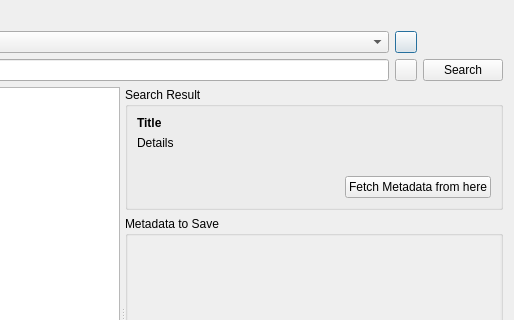
This is src/fetcherdialog.ui in KDE/nepomuk-webminer as Qt 5 draws it before an edit; both pictures show x 352 to 866 and y 0 to 320 of the 866 by 604 pixel window. The edited form follows.
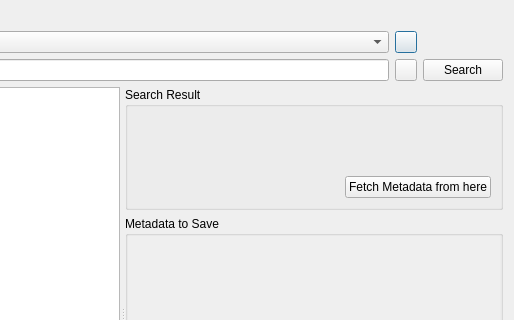
This is the edited form. Custom widgets are drawn as their Qt base class.

Commit message: add icons, enable progress log viewer

Patch:
```diff
--- a/src/fetcherdialog.ui
+++ b/src/fetcherdialog.ui
@@ -139,7 +139,7 @@
       <number>5</number>
      </property>
      <widget class="QListView" name="searchResults"/>
-     <widget class="QWidget" name="">
+     <widget class="QWidget" name="layoutWidget">
       <layout class="QVBoxLayout" name="verticalLayout_2">
        <item>
         <widget class="QGroupBox" name="groupBox">
@@ -162,7 +162,7 @@
              </font>
             </property>
             <property name="text">
-             <string notr="true">Title</string>
+             <string notr="true"/>
             </property>
             <property name="wordWrap">
              <bool>true</bool>
@@ -172,7 +172,7 @@
           <item>
            <widget class="QLabel" name="detailsText">
             <property name="text">
-             <string notr="true">Details</string>
+             <string notr="true"/>
             </property>
             <property name="wordWrap">
              <bool>true</bool>
```
Left out of the diff: 3 changed lines with no effect on the pictures. The commit also changes 2 other files.
